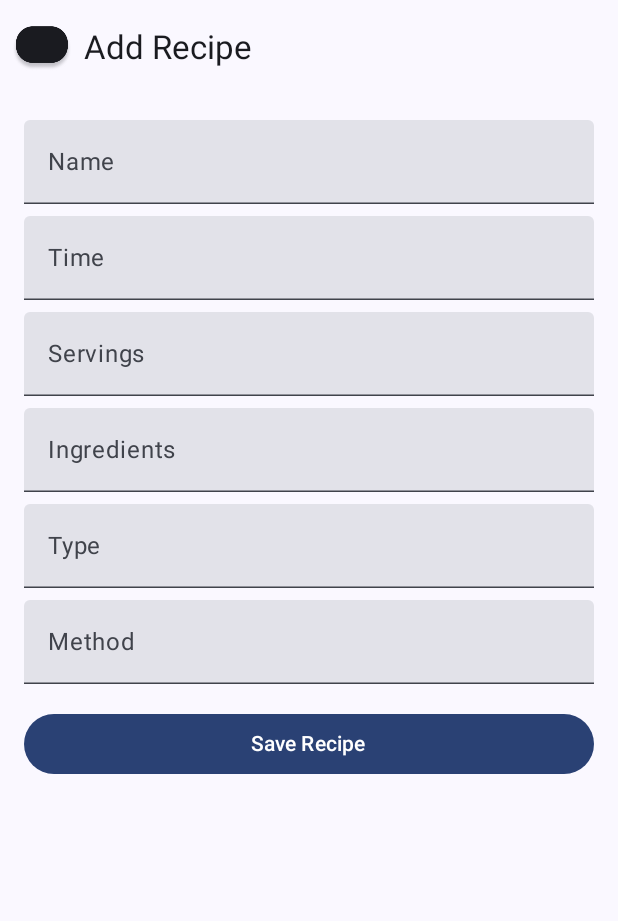
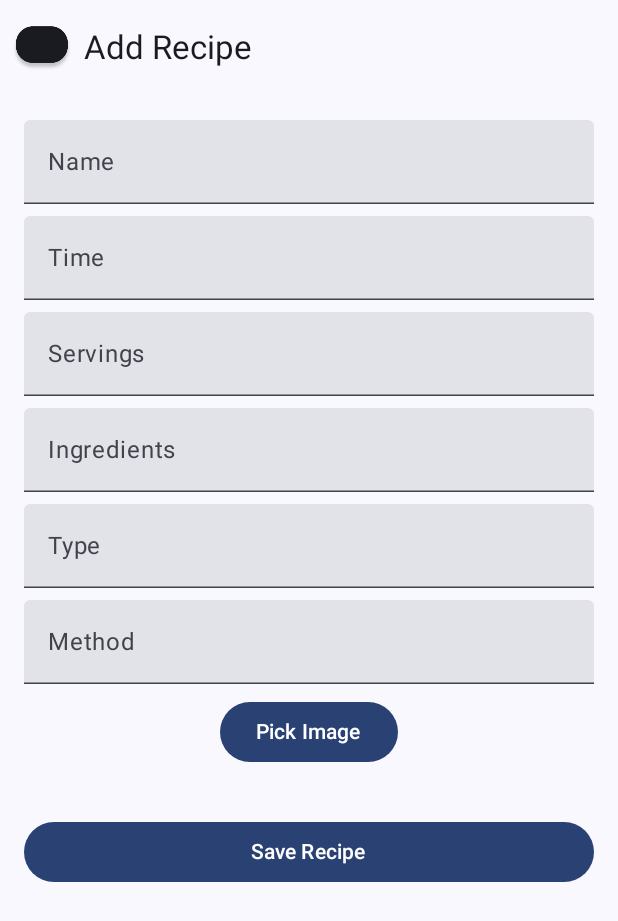
Before and after one commit to adieediee/SemestralnaPraca_VAMZ, an Android app built with Jetpack Compose: the RecipeScreen screen opened through its navigation route, after a tap on "Add", on a phone screen of 412 x 824 dp. Shown: the top 921 px of the screen. Run offline under Robolectric (Android 15) with nearby library versions, the phone set to English and light mode, and no system bars; our stand-ins replace Room's generated code.

Commit message:
Pridanie Obrazkov k receptom a do databazy

```diff
--- a/app/build.gradle.kts
+++ b/app/build.gradle.kts
@@ -92,4 +92,8 @@ dependencies {
     // Swipe-to-dismiss functionality (foundation and material)
     implementation("androidx.compose.foundation:foundation:1.4.2")
     implementation("androidx.compose.material:material:1.4.2")
+    implementation ("androidx.lifecycle:lifecycle-viewmodel-compose:2.4.0")
+    implementation ("androidx.activity:activity-compose:1.3.1")
+    implementation("io.coil-kt:coil-compose:2.0.0")
+
 }
--- a/app/src/main/AndroidManifest.xml
+++ b/app/src/main/AndroidManifest.xml
@@ -2,6 +2,7 @@
 <manifest xmlns:android="http://schemas.android.com/apk/res/android"
     xmlns:tools="http://schemas.android.com/tools">
 
+    <uses-permission android:name="android.permission.READ_EXTERNAL_STORAGE"/>
     <application
         android:name=".RecipeApplication"
         android:allowBackup="true"
--- a/app/src/main/java/com/example/semestralka/database/Recipe.kt
+++ b/app/src/main/java/com/example/semestralka/database/Recipe.kt
@@ -16,5 +16,6 @@ data class Recipe(
     val ingredients: String,
     val type: String,
     val method: String,
-    var isSelected: Boolean = false
+    var isSelected: Boolean = false,
+    val imageUri: String?
 )
--- a/app/src/main/java/com/example/semestralka/gui/AddRecipeScreen.kt
+++ b/app/src/main/java/com/example/semestralka/gui/AddRecipeScreen.kt
@@ -1,7 +1,12 @@
 package com.example.semestralka.gui
 
 import ViewModelFactory
+import android.content.Intent
+import android.net.Uri
 import android.util.Log
+import androidx.activity.compose.rememberLauncherForActivityResult
+import androidx.activity.result.contract.ActivityResultContracts
+import androidx.compose.foundation.Image
 import androidx.compose.foundation.layout.*
 import androidx.compose.foundation.rememberScrollState
 import androidx.compose.foundation.verticalScroll
@@ -9,16 +14,15 @@ import androidx.compose.material3.*
 import androidx.compose.runtime.*
 import androidx.compose.ui.Alignment
 import androidx.compose.ui.Modifier
+import androidx.compose.ui.graphics.asImageBitmap
 import androidx.compose.ui.platform.LocalContext
 import androidx.compose.ui.res.painterResource
 import androidx.compose.ui.unit.dp
-import androidx.compose.ui.unit.sp
 import androidx.lifecycle.viewmodel.compose.viewModel
 import androidx.navigation.NavController
-import com.example.semestralka.RecipeApplication
+import coil.compose.rememberImagePainter
+import com.example.semestralka.R
 import com.example.semestralka.navigation.NavigationDestination
-import com.example.semestralka.R
-
 
 object AddRecipeDestination : NavigationDestination {
     override val route = "add_recipes"
@@ -30,6 +34,14 @@ fun AddRecipeScreen(
     navController: NavController,
     viewModel: AddRecipeViewModel = viewModel(factory = ViewModelFactory)
 ) {
+    val context = LocalContext.current
+    val launcher = rememberLauncherForActivityResult(ActivityResultContracts.OpenDocument()) { uri: Uri? ->
+        uri?.let {
+            context.contentResolver.takePersistableUriPermission(it, Intent.FLAG_GRANT_READ_URI_PERMISSION)
+            viewModel.imageUri = it.toString()
+        }
+    }
+
     Scaffold(
         topBar = {
             TopAppBar(
@@ -94,6 +106,20 @@ fun AddRecipeScreen(
                 label = { Text("Method") },
                 modifier = Modifier.fillMaxWidth()
             )
+            Spacer(modifier = Modifier.height(8.dp))
+
+            Button(onClick = { launcher.launch(arrayOf("image/*")) }) {
+                Text("Pick Image")
+            }
+            Spacer(modifier = Modifier.height(16.dp))
+            viewModel.imageUri?.let { uri ->
+                Image(
+                    painter = rememberImagePainter(data = uri),
+                    contentDescription = null,
+                    modifier = Modifier.size(200.dp)
+                )
+            }
+
             Spacer(modifier = Modifier.height(16.dp))
             Button(
                 onClick = {
--- a/app/src/main/java/com/example/semestralka/gui/AddRecipeViewModel.kt
+++ b/app/src/main/java/com/example/semestralka/gui/AddRecipeViewModel.kt
@@ -17,6 +17,7 @@ class AddRecipeViewModel(private val repository: RecipeRepository) : ViewModel()
     var ingredients by mutableStateOf("")
     var type by mutableStateOf("")
     var method by mutableStateOf("")
+    var imageUri by mutableStateOf<String?>(null)
 
     fun insertRecipe(onRecipeInserted: () -> Unit) {
         val recipe = Recipe(
@@ -25,7 +26,8 @@ class AddRecipeViewModel(private val repository: RecipeRepository) : ViewModel()
             servings = servings,
             ingredients = ingredients,
             type = type,
-            method = method
+            method = method,
+            imageUri = imageUri
         )
         viewModelScope.launch {
             repository.insertRecipe(recipe)
--- a/app/src/main/java/com/example/semestralka/gui/recipescreen/RecipeScreen.kt
+++ b/app/src/main/java/com/example/semestralka/gui/recipescreen/RecipeScreen.kt
@@ -19,14 +19,16 @@ import androidx.compose.ui.Modifier
 import androidx.compose.ui.draw.clip
 import androidx.compose.ui.graphics.Color
 import androidx.compose.ui.layout.ContentScale
+import androidx.compose.ui.platform.LocalContext
 import androidx.compose.ui.res.painterResource
 import androidx.compose.ui.text.font.FontWeight
 import androidx.compose.ui.unit.dp
 import androidx.compose.ui.unit.sp
 import androidx.lifecycle.viewmodel.compose.viewModel
+import coil.compose.rememberAsyncImagePainter
+import coil.request.ImageRequest
 import com.example.semestralka.R
 import com.example.semestralka.SharedViewModel
-
 import com.example.semestralka.database.Recipe
 import com.example.semestralka.navigation.NavigationDestination
 
@@ -127,14 +129,24 @@ fun RecipeCard(recipe: Recipe, onClick: () -> Unit) {
                 modifier = Modifier.padding(8.dp),
                 verticalAlignment = Alignment.CenterVertically
             ) {
+                val imageRequest = ImageRequest.Builder(LocalContext.current)
+                    .data(recipe.imageUri ?: R.drawable.default_image_recipe)
+                    .crossfade(true)
+                    .placeholder(R.drawable.default_image_recipe)
+                    .error(R.drawable.default_image_recipe)
+                    .build()
+
+                val painter = rememberAsyncImagePainter(model = imageRequest)
+
                 Image(
-                    painter = painterResource(id = R.drawable.food),
+                    painter = painter,
                     contentDescription = recipe.name,
                     contentScale = ContentScale.Crop,
                     modifier = Modifier
                         .size(100.dp)
                         .clip(RoundedCornerShape(16.dp))
                 )
+
                 Spacer(modifier = Modifier.width(16.dp))
                 Column {
                     Text(
```
Also changed, not shown: app/src/main/java/com/example/semestralka/database/RecipeDatabase.kt (+6 -6 lines).
